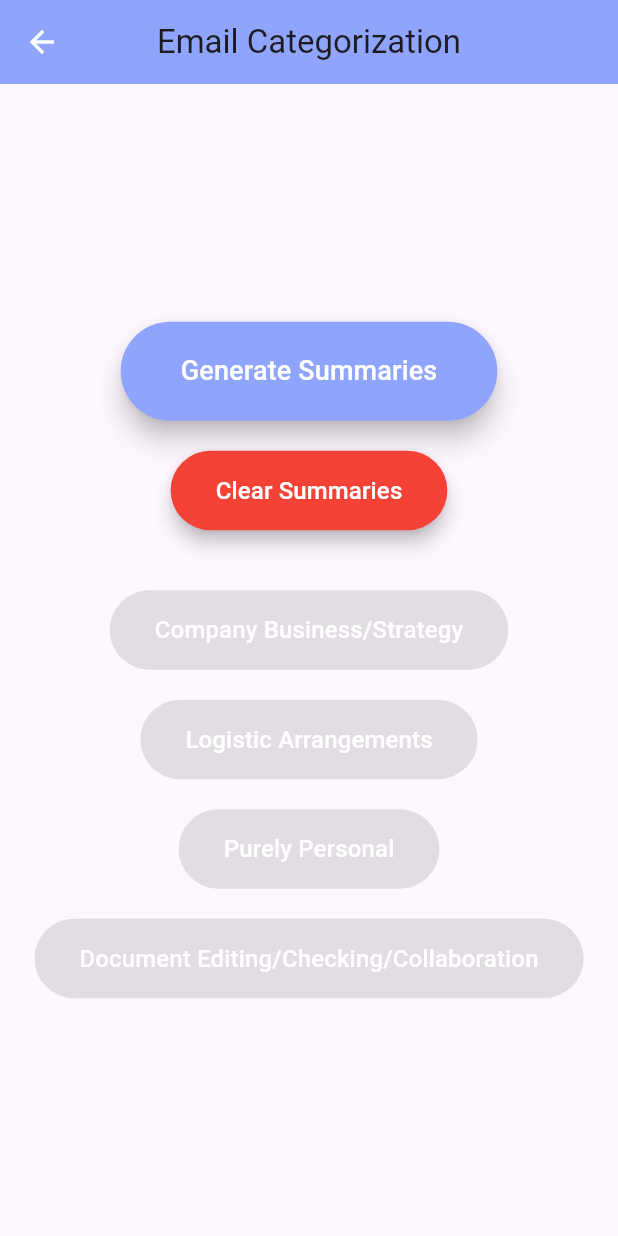
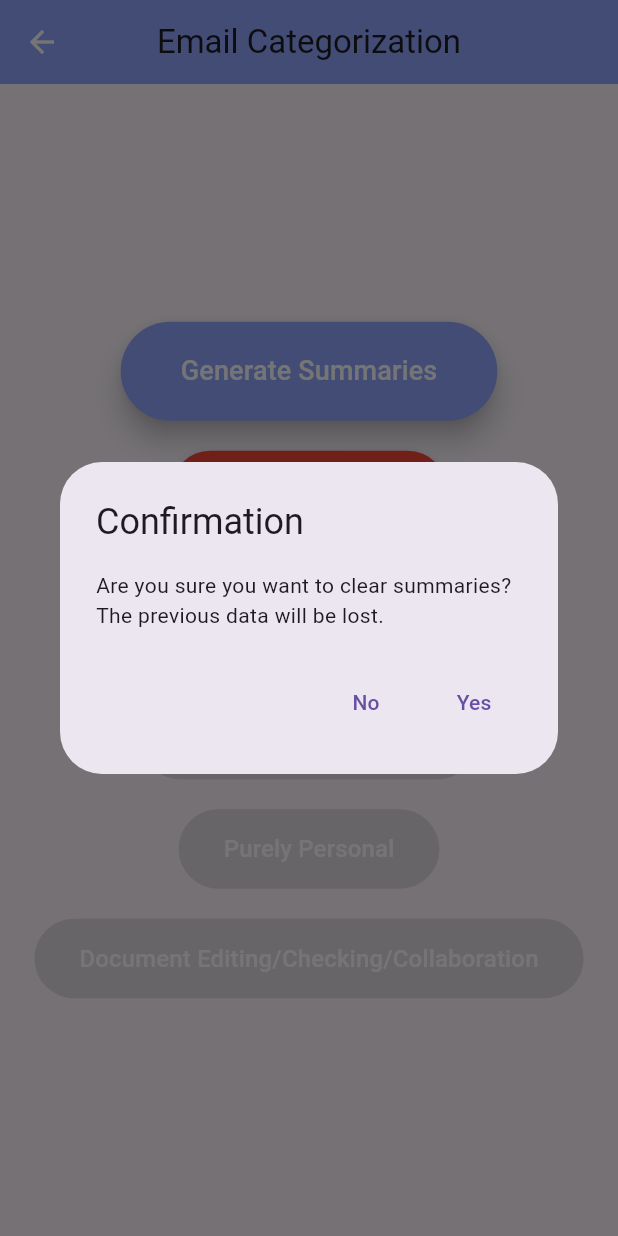
Before and after one commit to COSC481W-2024Winter/JARVIS, a Flutter app: the EmailCategorizationScreen screen opened directly, after a tap on "Clear Summaries", on a phone screen of 412 x 824 dp. Run offline on Flutter 3.47's test engine with Material 3 defaults, Android fonts, the phone set to English and light mode, and no system bars; our stand-ins replace cloud_firestore, firebase_auth, firebase_core, flutter_dotenv, flutter_tts, google_sign_in and 1 more; missing offline and left inert: firebase_ui_auth, firebase_ui_localizations, firebase_ui_oauth, firebase_ui_oauth_google, firebase_ui_shared, flutter_gpt_tokenizer and 1 more; accounts and stored records are empty.

Commit message:
feature: added "are you sure?" to clearing and re-generating data.

```diff
--- a/lib/email_categorization_screen.dart
+++ b/lib/email_categorization_screen.dart
@@ -77,7 +77,7 @@ class _EmailCategorizationScreenState extends State<EmailCategorizationScreen> {
             ),
             SizedBox(height: 20),
             ElevatedButton(
-              onPressed: _clearEmailCategoriesAndSummaries,
+              onPressed: () => _showClearSummariesConfirmationDialog(context),
               style: ElevatedButton.styleFrom(
                 backgroundColor: Colors.red,
                 padding:
@@ -145,7 +145,57 @@ class _EmailCategorizationScreenState extends State<EmailCategorizationScreen> {
     return hasData;
   }
 
+  Future<void> _showClearSummariesConfirmationDialog(
+      BuildContext context) async {
+    final confirmed = await showDialog<bool>(
+      context: context,
+      builder: (context) {
+        return AlertDialog(
+          title: Text('Confirmation'),
+          content: Text(
+              'Are you sure you want to clear summaries? The previous data will be lost.'),
+          actions: [
+            TextButton(
+              onPressed: () => Navigator.of(context).pop(false),
+              child: Text('No'),
+            ),
+            TextButton(
+              onPressed: () => Navigator.of(context).pop(true),
+              child: Text('Yes'),
+            ),
+          ],
+        );
+      },
+    );
+
+    if (confirmed == true) {
+      await _clearEmailCategoriesAndSummaries();
+    }
+  }
+
   Future<void> _showEmailCountDialog(BuildContext context) async {
+    final confirmed = await showDialog<bool>(
+      context: context,
+      builder: (context) {
+        return AlertDialog(
+          title: Text('Confirmation'),
+          content: Text(
+              'Are you sure you want to generate new summaries? The previous data will be lost.'),
+          actions: [
+            TextButton(
+              onPressed: () => Navigator.of(context).pop(false),
+              child: Text('No'),
+            ),
+            TextButton(
+              onPressed: () => Navigator.of(context).pop(true),
+              child: Text('Yes'),
+            ),
+          ],
+        );
+      },
+    );
+
+    if (confirmed == true) {
       final emailCount = await showDialog<int>(
         context: context,
         builder: (context) {
@@ -178,6 +228,7 @@ class _EmailCategorizationScreenState extends State<EmailCategorizationScreen> {
         setState(() {
           _isProcessing = false;
         });
+      }
     }
   }
 
```
Lines whose indentation alone changed are shown as unchanged.
